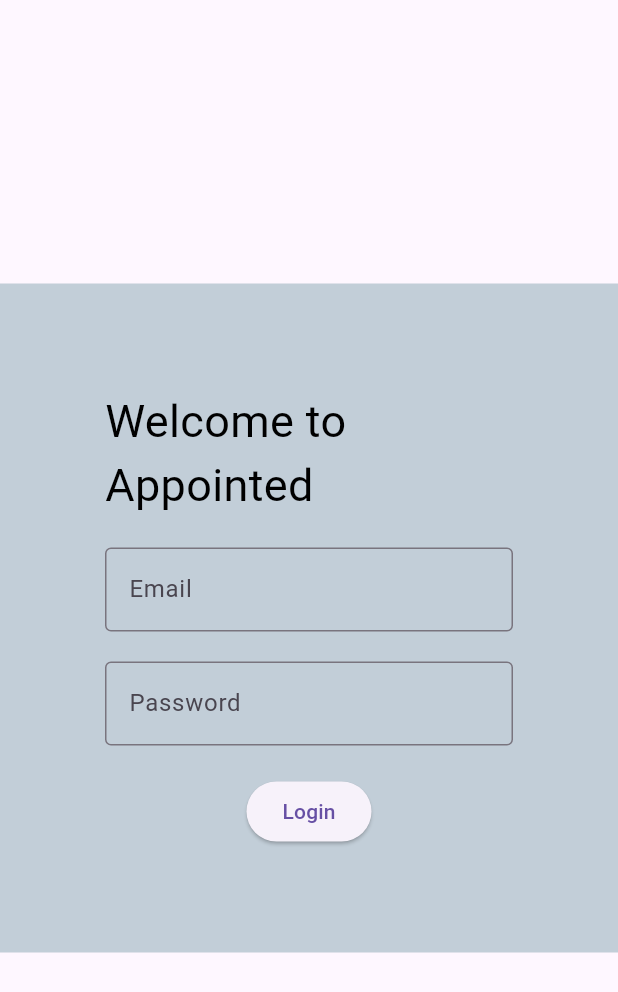
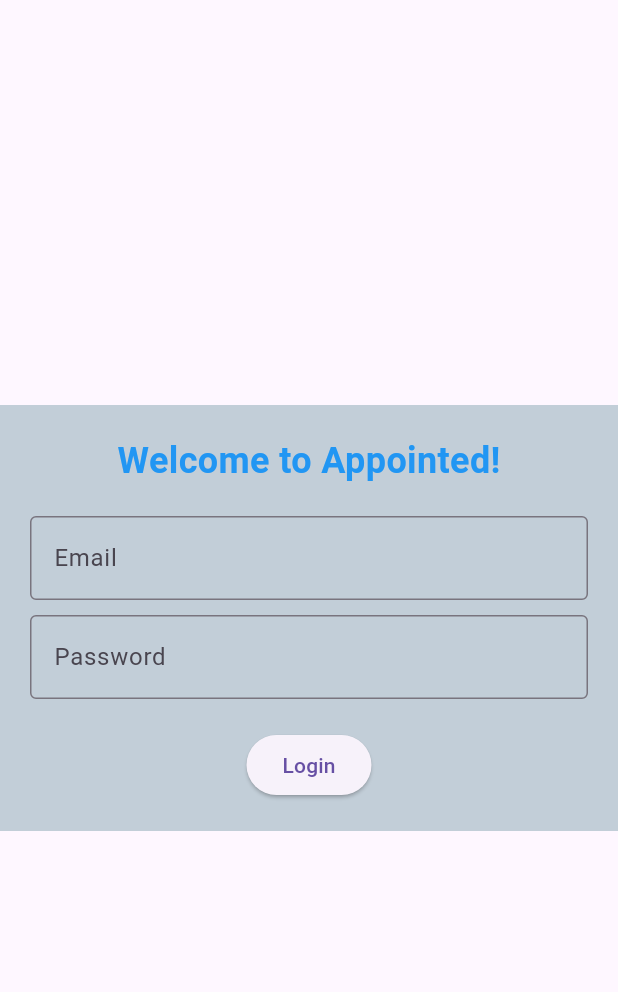
Before and after one commit to Zalderaan/appointed, a Flutter app: the screen it shows after launch, on a phone screen of 412 x 824 dp. Shown: the top 992 px of the screen. Run offline on Flutter 3.47's test engine with Material 3 defaults, Android fonts, the phone set to English and light mode, and no system bars; our stand-ins replace cloud_firestore, firebase_auth, firebase_core, flutter_bloc, flutter_dotenv; accounts and stored records are empty.

```diff
--- /dev/null
+++ b/appointed_client/lib/blocs/auth/auth_event.dart
@@ -0,0 +1,19 @@
+abstract class AuthEvent{}
+
+class RegisterRequested extends AuthEvent{
+  final String email;
+  final String password;
+
+  RegisterRequested({required this.email, required this.password});
+}
+
+class LoginRequested extends AuthEvent{
+  final String email;
+  final String password;
+
+  LoginRequested({required this.email, required this.password});
+}
+
+class LogoutRequested extends AuthEvent{}
+
+class AuthCheckRequested extends AuthEvent{}
--- /dev/null
+++ b/appointed_client/lib/blocs/auth/auth_state.dart
@@ -0,0 +1,21 @@
+import 'package:appointed_client/models/user.dart';
+
+abstract class AuthState{}
+
+class AuthInitial extends AuthState{}
+
+class AuthLoading extends AuthState{}
+
+class Authenticated extends AuthState{
+  final UserModel user;
+
+  Authenticated({required this.user});
+}
+
+class Unauthenticated extends AuthState{}
+
+class AuthError extends AuthState {
+  final String message;
+
+  AuthError({required this.message});
+}
--- a/appointed_client/lib/main.dart
+++ b/appointed_client/lib/main.dart
@@ -1,15 +1,26 @@
+// other imports
+import 'package:flutter/material.dart';
+import 'package:flutter_dotenv/flutter_dotenv.dart';
+import 'package:appointed_client/routes.dart';
+
+// firebase deps imports
 import 'package:firebase_core/firebase_core.dart';
-import 'package:flutter/material.dart';
-import 'package:appointed_client/routes.dart';
-import 'package:flutter_dotenv/flutter_dotenv.dart';
+
+// screens imports
+import 'package:appointed_client/screens/login/login_screen.dart';
+
+// auth bloc imports
+import 'package:flutter_bloc/flutter_bloc.dart';
+import 'package:appointed_client/blocs/auth/auth_bloc.dart';
+import 'package:appointed_client/services/auth_service.dart';
 
 void main() async {
   WidgetsFlutterBinding.ensureInitialized();
   await dotenv.load(fileName: ".env");
-  String apiKey = dotenv.env['FIREBASE_API_KEY'] ?? '';
-  String appId = dotenv.env['FIREBASE_APP_ID'] ?? '';
-  String messagingSenderId = dotenv.env['FIREBASE_MESSAGING_SENDER_ID'] ?? '';
-  String projectId = dotenv.env['FIREBASE_PROJECT_ID'] ?? '';
+  String apiKey = dotenv.env['FIREBASE_API_KEY'] ?? (throw Exception('FIREBASE_API_KEY not found in .env'));
+  String appId = dotenv.env['FIREBASE_APP_ID'] ?? (throw Exception('FIREBASE_APP_ID not found in .env'));
+  String messagingSenderId = dotenv.env['FIREBASE_MESSAGING_SENDER_ID'] ?? (throw Exception('FIREBASE_MESSAGING_SENDER_ID not found in .env'));
+  String projectId = dotenv.env['FIREBASE_PROJECT_ID'] ?? (throw Exception('FIREBASE_PROJECT_ID not found in .env'));
 
   await Firebase.initializeApp(
     options: FirebaseOptions(
@@ -19,26 +30,21 @@ void main() async {
       projectId: projectId,
     )
   );
-  runApp(const MyApp());
+  runApp(const AppointedApp());
 }
 
-class MyApp extends StatefulWidget {
-  const MyApp({super.key});
-  @override
-  _MyAppState createState() => _MyAppState();
-}
+class AppointedApp extends StatelessWidget {
+  const AppointedApp({super.key});
 
-class _MyAppState extends State<MyApp> {
   @override
   Widget build(BuildContext context) {
-    return MaterialApp(
-      debugShowCheckedModeBanner: false,
-      title: 'Appointed',
-      theme: ThemeData(
-        primarySwatch: Colors.blue,
-      ),
-      initialRoute: '/login',
-      routes: AppRoutes.getRoutes(),
+    return BlocProvider(
+      create: (context) => AuthBloc(authService: AuthService()),
+      child: MaterialApp(
+        debugShowCheckedModeBanner: false,
+        initialRoute: '/login',
+        routes: AppRoutes.getRoutes(),
+      )
     );
   }
 }
--- a/appointed_client/lib/screens/login/login_screen.dart
+++ b/appointed_client/lib/screens/login/login_screen.dart
@@ -1,88 +1,117 @@
 import 'package:flutter/material.dart';
+import 'package:flutter_bloc/flutter_bloc.dart';
+import 'package:appointed_client/blocs/auth/auth_bloc.dart';
+import 'package:appointed_client/blocs/auth/auth_event.dart';
+import 'package:appointed_client/blocs/auth/auth_state.dart';
 
-class LoginScreen extends StatefulWidget{
-  const LoginScreen({super.key});
+class LoginScreen extends StatelessWidget {
+  final GlobalKey<FormState> _loginFormKey = GlobalKey<FormState>();
+  final TextEditingController _emailController = TextEditingController();
+  final TextEditingController _passwordController = TextEditingController();
+
+  LoginScreen({super.key});
 
   @override
-  State<LoginScreen> createState() => _LoginScreenState();
-}
-
-class _LoginScreenState extends State<LoginScreen>{
-  final GlobalKey<FormState> _loginFormKey = GlobalKey<FormState>();
-
-  @override
-  Widget build(BuildContext context){
+  Widget build(BuildContext context) {
+    final AuthBloc authBloc = BlocProvider.of<AuthBloc>(context);
 
     return Scaffold(
       body: Center(
+        child: BlocListener<AuthBloc, AuthState>(
+          listener: (context, state) {
+            if (state is AuthLoading) {
+              // TODO: Show a loading spinner or something to indicate loading
+            } else if (state is Authenticated) {
+              Navigator.pushNamed(context, '/home');
+            } else if (state is AuthError) {
+              // Show an error message on failed login
+              ScaffoldMessenger.of(context).showSnackBar(
+                SnackBar(content: Text(state.message)),
+              );
+            }
+          },
           child: Container(
-          padding: const EdgeInsets.all(70),
+            padding: const EdgeInsets.all(20),
             color: const Color.fromARGB(255, 194, 206, 216),
-          child: Column (
-            mainAxisSize: MainAxisSize.min, // Shrinks to fit its children
+            child: Column(
+              mainAxisSize: MainAxisSize.min,
               mainAxisAlignment: MainAxisAlignment.center,
               crossAxisAlignment: CrossAxisAlignment.center,
               children: [
                 const Text(
+                  'Welcome to Appointed!',
                   style: TextStyle(
-                  color: Color.fromARGB(255, 0, 0, 0),
-                  fontSize: 30,
+                    color: Colors.blue,
+                    fontSize: 24,
+                    fontWeight: FontWeight.bold,
                   ),
-                'Welcome to Appointed'
                 ),
-              const SizedBox(
-                width: 20,
-                height: 20,
-              ),
+                const SizedBox(height: 20),
                 Form(
                   key: _loginFormKey,
                   child: Column (
                     children: [
                       SizedBox(
-                      width: 350,
+                        width: 500,
                         child: TextFormField(
+                          controller: _emailController,
                           decoration: const InputDecoration(
-                          border: OutlineInputBorder(
-                            borderSide: BorderSide(color: Colors.white),
+                            labelText: 'Email',
+                            hintText: 'Enter your email',
+                            border: OutlineInputBorder(),
                           ),
-                          labelText: 'Email',
+                          validator: (value) {
+                            if (value == null || value.isEmpty) {
+                              return 'Please enter your email';
+                            }
+                            if (!RegExp(r'^[^@]+@[^@]+\.[^@]+').hasMatch(value)) {
+                              return 'Please enter a valid email';
+                            }
+                            return null;
+                          },
                         ),
                       ),
+                      const SizedBox(height: 10),
+                      SizedBox(
+                        width: 500,
+                        child: TextFormField(
+                          controller: _passwordController,
+                          decoration: const InputDecoration(
+                            labelText: 'Password',
+                            hintText: 'Enter your password',
+                            border: OutlineInputBorder(),
                           ),
-
-                    const SizedBox(
-                      width: 20,
-                      height: 20,
-                    ),
-
-                    SizedBox(
-                      width: 350,
-                      child: TextFormField(
-                        decoration: const InputDecoration(
-                          border: OutlineInputBorder(),
-                          labelText: 'Password',
-                        )
+                          validator: (value) {
+                            if (value == null || value.isEmpty) {
+                              return 'Please enter your password';
+                            }
+                            if (value.length < 8) {
+                              return 'Password must be at least 8 characters';
+                            }
+                            return null;
+                          },
                         ),
                       ),
-
-                    const SizedBox(
-                      width: 20,
-                      height: 20,
-                    ),
-
+                      const SizedBox(height: 20),
                       ElevatedButton(
                         onPressed: () {
-                        Navigator.pushNamed(context, '/home');
+                          if (_loginFormKey.currentState!.validate()) {
+                            authBloc.add(LoginRequested(
+                              email: _emailController.text,
+                              password: _passwordController.text,
+                            ));
+                          }
                         },
                         child: const Text('Login'),
-                    )
+                      ),
                     ],
-                )
+                  ),
                 )
               ],
             ),
           ),
         )
+      ),
     );
   }
 }
--- a/appointed_client/pubspec.yaml
+++ b/appointed_client/pubspec.yaml
@@ -31,6 +31,8 @@ dependencies:
   flutter:
     sdk: flutter
   flutter_dotenv: ^5.0.2
+  flutter_bloc: ^8.1.0
+  equatable: ^2.0.3
   firebase_core: ^3.9.0
   firebase_auth: ^5.3.4
   cloud_firestore: ^5.6.0
```
Also changed, not shown: appointed_client/lib/blocs/auth/auth_bloc.dart (added, +72 -0 lines), appointed_client/lib/blocs/services/user_service.dart (deleted, +0 -16 lines), appointed_client/lib/models/user.dart (+15 -5 lines), appointed_client/lib/services/auth_service.dart (added, +71 -0 lines), appointed_client/lib/services/user_service.dart (added, +45 -0 lines), appointed_client/flutter_01.png (added), appointed_client/lib/blocs/login/login_bloc.dart (deleted), appointed_client/lib/blocs/login/login_event.dart (deleted), appointed_client/lib/blocs/login/login_state.dart (deleted), appointed_client/pubspec.lock. Lines whose indentation alone changed are shown as unchanged.
